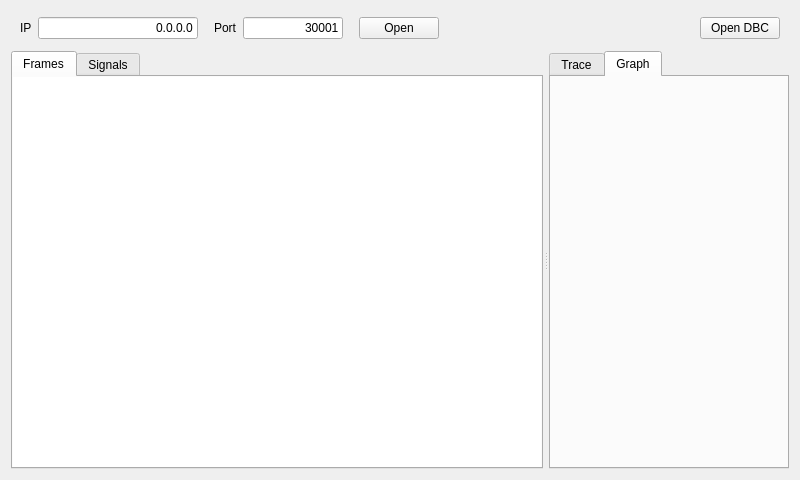
The window that ui/mainwindow.ui (mwkpe/tincan) describes before a commit, drawn with Qt 5.
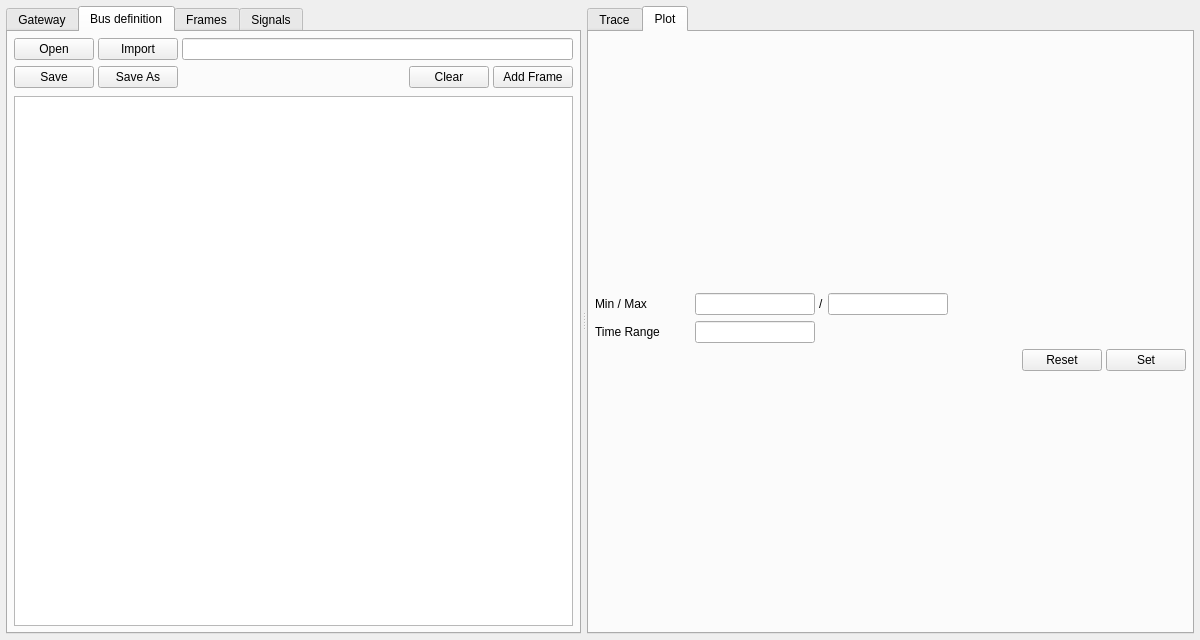
The same window after the commit. The open tabs and pages were chosen to show the change.

What changed in the file:
```diff
--- a/ui/mainwindow.ui
+++ b/ui/mainwindow.ui
@@ -6,8 +6,8 @@
    <rect>
     <x>0</x>
     <y>0</y>
-    <width>800</width>
-    <height>480</height>
+    <width>1200</width>
+    <height>640</height>
    </rect>
   </property>
   <property name="windowTitle">
@@ -16,129 +16,20 @@
   <widget class="QWidget" name="centralWidget">
    <layout class="QVBoxLayout" name="verticalLayout">
     <property name="spacing">
+     <number>4</number>
+    </property>
+    <property name="leftMargin">
      <number>6</number>
     </property>
-    <item>
-     <layout class="QHBoxLayout" name="horizontalLayout">
-      <property name="leftMargin">
-       <number>9</number>
-      </property>
-      <property name="topMargin">
-       <number>6</number>
-      </property>
-      <property name="rightMargin">
-       <number>9</number>
-      </property>
-      <property name="bottomMargin">
-       <number>6</number>
-      </property>
-      <item>
-       <widget class="QLabel" name="labelIp">
-        <property name="text">
-         <string>IP</string>
-        </property>
-       </widget>
-      </item>
-      <item>
-       <widget class="QLineEdit" name="lineIp">
-        <property name="maximumSize">
-         <size>
-          <width>160</width>
-          <height>16777215</height>
-         </size>
-        </property>
-        <property name="text">
-         <string>0.0.0.0</string>
-        </property>
-        <property name="alignment">
-         <set>Qt::AlignRight|Qt::AlignTrailing|Qt::AlignVCenter</set>
-        </property>
-       </widget>
-      </item>
-      <item>
-       <spacer name="horizontalSpacer_2">
-        <property name="orientation">
-         <enum>Qt::Horizontal</enum>
-        </property>
-        <property name="sizeType">
-         <enum>QSizePolicy::Fixed</enum>
-        </property>
-        <property name="sizeHint" stdset="0">
-         <size>
-          <width>10</width>
-          <height>20</height>
-         </size>
-        </property>
-       </spacer>
-      </item>
-      <item>
-       <widget class="QLabel" name="labelPort">
-        <property name="text">
-         <string>Port</string>
-        </property>
-       </widget>
-      </item>
-      <item>
-       <widget class="QLineEdit" name="linePort">
-        <property name="maximumSize">
-         <size>
-          <width>100</width>
-          <height>16777215</height>
-         </size>
-        </property>
-        <property name="text">
-         <string>30001</string>
-        </property>
-        <property name="alignment">
-         <set>Qt::AlignRight|Qt::AlignTrailing|Qt::AlignVCenter</set>
-        </property>
-       </widget>
-      </item>
-      <item>
-       <spacer name="horizontalSpacer_3">
-        <property name="orientation">
-         <enum>Qt::Horizontal</enum>
-        </property>
-        <property name="sizeType">
-         <enum>QSizePolicy::Fixed</enum>
-        </property>
-        <property name="sizeHint" stdset="0">
-         <size>
-          <width>10</width>
-          <height>20</height>
-         </size>
-        </property>
-       </spacer>
-      </item>
-      <item>
-       <widget class="QPushButton" name="pushOpenClose">
-        <property name="text">
-         <string>Open</string>
-        </property>
-       </widget>
-      </item>
-      <item>
-       <spacer name="horizontalSpacer">
-        <property name="orientation">
-         <enum>Qt::Horizontal</enum>
-        </property>
-        <property name="sizeHint" stdset="0">
-         <size>
-          <width>40</width>
-          <height>20</height>
-         </size>
-        </property>
-       </spacer>
-      </item>
-      <item>
-       <widget class="QPushButton" name="pushLoadDbc">
-        <property name="text">
-         <string>Open DBC</string>
-        </property>
-       </widget>
-      </item>
-     </layout>
-    </item>
+    <property name="topMargin">
+     <number>6</number>
+    </property>
+    <property name="rightMargin">
+     <number>6</number>
+    </property>
+    <property name="bottomMargin">
+     <number>6</number>
+    </property>
     <item>
      <widget class="QSplitter" name="splitter">
       <property name="sizePolicy">
@@ -170,35 +61,344 @@
         </sizepolicy>
        </property>
        <property name="currentIndex">
-        <number>0</number>
+        <number>1</number>
        </property>
+       <widget class="QWidget" name="tabGateway">
+        <attribute name="title">
+         <string>Gateway</string>
+        </attribute>
+        <layout class="QVBoxLayout" name="verticalLayout_7">
+         <property name="spacing">
+          <number>4</number>
+         </property>
+         <property name="leftMargin">
+          <number>6</number>
+         </property>
+         <property name="topMargin">
+          <number>6</number>
+         </property>
+         <property name="rightMargin">
+          <number>6</number>
+         </property>
+         <property name="bottomMargin">
+          <number>6</number>
+         </property>
+         <item>
+          <layout class="QHBoxLayout" name="horizontalLayout">
+           <property name="spacing">
+            <number>4</number>
+           </property>
+           <property name="leftMargin">
+            <number>0</number>
+           </property>
+           <property name="topMargin">
+            <number>0</number>
+           </property>
+           <property name="rightMargin">
+            <number>0</number>
+           </property>
+           <property name="bottomMargin">
+            <number>0</number>
+           </property>
+           <item>
+            <widget class="QLabel" name="labelIp">
+             <property name="minimumSize">
+              <size>
+               <width>48</width>
+               <height>0</height>
+              </size>
+             </property>
+             <property name="text">
+              <string>IP</string>
+             </property>
+            </widget>
+           </item>
+           <item>
+            <widget class="QLineEdit" name="lineIp">
+             <property name="minimumSize">
+              <size>
+               <width>160</width>
+               <height>0</height>
+              </size>
+             </property>
+             <property name="maximumSize">
+              <size>
+               <width>160</width>
+               <height>16777215</height>
+              </size>
+             </property>
+             <property name="text">
+              <string>0.0.0.0</string>
+             </property>
+             <property name="alignment">
+              <set>Qt::AlignRight|Qt::AlignTrailing|Qt::AlignVCenter</set>
+             </property>
+            </widget>
+           </item>
+           <item>
+            <spacer name="horizontalSpacer_3">
+             <property name="orientation">
+              <enum>Qt::Horizontal</enum>
+             </property>
+             <property name="sizeType">
+              <enum>QSizePolicy::Fixed</enum>
+             </property>
+             <property name="sizeHint" stdset="0">
+              <size>
+               <width>20</width>
+               <height>20</height>
+              </size>
+             </property>
+            </spacer>
+           </item>
+           <item>
+            <widget class="QPushButton" name="pushOpenClose">
+             <property name="text">
+              <string>Open</string>
+             </property>
+            </widget>
+           </item>
+           <item>
+            <spacer name="horizontalSpacer">
+             <property name="orientation">
+              <enum>Qt::Horizontal</enum>
+             </property>
+             <property name="sizeHint" stdset="0">
+              <size>
+               <width>40</width>
+               <height>20</height>
+              </size>
+             </property>
+            </spacer>
+           </item>
+          </layout>
+         </item>
+         <item>
+          <layout class="QHBoxLayout" name="horizontalLayout_5">
+           <property name="spacing">
+            <number>4</number>
+           </property>
+           <item>
+            <widget class="QLabel" name="labelPort">
+             <property name="minimumSize">
+              <size>
+               <width>48</width>
+               <height>0</height>
+              </size>
+             </property>
+             <property name="text">
+              <string>Port</string>
+             </property>
+            </widget>
+           </item>
+           <item>
+            <widget class="QLineEdit" name="linePort">
+             <property name="minimumSize">
+              <size>
+               <width>100</width>
+               <height>0</height>
+              </size>
+             </property>
+             <property name="maximumSize">
+              <size>
+               <width>100</width>
+               <height>16777215</height>
+              </size>
+             </property>
+             <property name="text">
+              <string>30001</string>
+             </property>
+             <property name="alignment">
+              <set>Qt::AlignRight|Qt::AlignTrailing|Qt::AlignVCenter</set>
+             </property>
+            </widget>
+           </item>
+           <item>
+            <spacer name="horizontalSpacer_5">
+             <property name="orientation">
+              <enum>Qt::Horizontal</enum>
+             </property>
+             <property name="sizeHint" stdset="0">
+              <size>
+               <width>40</width>
+               <height>20</height>
+              </size>
+             </property>
+            </spacer>
+           </item>
+          </layout>
+         </item>
+         <item>
+          <spacer name="verticalSpacer">
+           <property name="orientation">
+            <enum>Qt::Vertical</enum>
+           </property>
+           <property name="sizeHint" stdset="0">
+            <size>
+             <width>20</width>
+             <height>40</height>
+            </size>
+           </property>
+          </spacer>
+         </item>
+        </layout>
+       </widget>
+       <widget class="QWidget" name="tabBusdef">
+        <attribute name="title">
+         <string>Bus definition</string>
+        </attribute>
+        <layout class="QVBoxLayout" name="verticalLayout_6">
+         <property name="spacing">
+          <number>6</number>
+         </property>
+         <property name="leftMargin">
+          <number>6</number>
+         </property>
+         <property name="topMargin">
+          <number>6</number>
+         </property>
+         <property name="rightMargin">
+          <number>6</number>
+         </property>
+         <property name="bottomMargin">
+          <number>6</number>
+         </property>
+         <item>
+          <layout class="QHBoxLayout" name="horizontalLayout_6">
+           <property name="spacing">
+            <number>4</number>
+           </property>
+           <item>
+            <widget class="QPushButton" name="pushOpenBusDef">
+             <property name="minimumSize">
+              <size>
+               <width>0</width>
+               <height>0</height>
+              </size>
+             </property>
+             <property name="text">
+              <string>Open</string>
+             </property>
+            </widget>
+           </item>
+           <item>
+            <widget class="QPushButton" name="pushImportBusDef">
+             <property name="text">
+              <string>Import</string>
+             </property>
+            </widget>
+           </item>
+           <item>
+            <widget class="QLineEdit" name="lineBusDefFile">
+             <property name="readOnly">
+              <bool>true</bool>
+             </property>
+            </widget>
+           </item>
+          </layout>
+         </item>
+         <item>
+          <layout class="QHBoxLayout" name="horizontalLayout_7">
+           <property name="spacing">
+            <number>4</number>
+           </property>
+           <item>
+            <widget class="QPushButton" name="pushSaveBusDef">
+             <property name="text">
+              <string>Save</string>
+             </property>
+            </widget>
+           </item>
+           <item>
+            <widget class="QPushButton" name="pushSaveAsBusDef">
+             <property name="text">
+              <string>Save As</string>
+             </property>
+            </widget>
+           </item>
+           <item>
+            <spacer name="horizontalSpacer_2">
+             <property name="orientation">
+              <enum>Qt::Horizontal</enum>
+             </property>
+             <property name="sizeHint" stdset="0">
+              <size>
+               <width>40</width>
+               <height>20</height>
+              </size>
+             </property>
+            </spacer>
+           </item>
+           <item>
+            <widget class="QPushButton" name="pushClearBusDef">
+             <property name="text">
+              <string>Clear</string>
+             </property>
+            </widget>
+           </item>
+           <item>
+            <widget class="QPushButton" name="pushAddBusDefFrame">
+             <property name="text">
+              <string>Add Frame</string>
+             </property>
+            </widget>
+           </item>
+          </layout>
+         </item>
+         <item>
+          <spacer name="verticalSpacer_2">
+           <property name="orientation">
+            <enum>Qt::Vertical</enum>
+           </property>
+           <property name="sizeType">
+            <enum>QSizePolicy::Fixed</enum>
+           </property>
+           <property name="sizeHint" stdset="0">
+            <size>
+             <width>20</width>
+             <height>2</height>
+            </size>
+           </property>
+          </spacer>
+         </item>
+         <item>
+          <widget class="QTreeView" name="treeViewBusDef"/>
+         </item>
+        </layout>
+       </widget>
        <widget class="QWidget" name="tabFrames">
         <attribute name="title">
          <string>Frames</string>
         </attribute>
         <layout class="QVBoxLayout" name="verticalLayout_2">
          <property name="spacing">
-          <number>0</number>
+          <number>4</number>
          </property>
          <property name="leftMargin">
-          <number>0</number>
+          <number>6</number>
          </property>
          <property name="topMargin">
-          <number>0</number>
+          <number>6</number>
          </property>
          <property name="rightMargin">
-          <number>0</number>
+          <number>6</number>
          </property>
          <property name="bottomMargin">
-          <number>0</number>
+          <number>6</number>
          </property>
          <item>
           <widget class="QTreeView" name="treeViewFrames">
+           <property name="minimumSize">
+            <size>
+             <width>0</width>
+             <height>0</height>
+            </size>
+           </property>
            <property name="frameShape">
-            <enum>QFrame::NoFrame</enum>
+            <enum>QFrame::StyledPanel</enum>
            </property>
            <attribute name="headerVisible">
-            <bool>true</bool>
+            <bool>false</bool>
            </attribute>
           </widget>
          </item>
@@ -245,8 +445,232 @@
        </widget>
        <widget class="QWidget" name="tab_2">
         <attribute name="title">
-         <string>Graph</string>
+         <string>Plot</string>
         </attribute>
+        <layout class="QVBoxLayout" name="verticalChartLayout">
+         <property name="spacing">
+          <number>4</number>
+         </property>
+         <property name="leftMargin">
+          <number>6</number>
+         </property>
+         <property name="topMargin">
+          <number>6</number>
+         </property>
+         <property name="rightMargin">
+          <number>6</number>
+         </property>
+         <property name="bottomMargin">
+          <number>6</number>
+         </property>
+         <item>
+          <layout class="QVBoxLayout" name="verticalLayout_5">
+           <property name="spacing">
+            <number>6</number>
+           </property>
+           <property name="leftMargin">
+            <number>0</number>
+           </property>
+           <property name="topMargin">
+            <number>0</number>
+           </property>
+           <property name="rightMargin">
+            <number>0</number>
+           </property>
+           <property name="bottomMargin">
+            <number>0</number>
+           </property>
+           <item>
+            <layout class="QHBoxLayout" name="horizontalLayout_3">
+             <property name="spacing">
+              <number>4</number>
+             </property>
+             <item>
+              <widget class="QLabel" name="label">
+               <property name="minimumSize">
+                <size>
+                 <width>96</width>
+                 <height>0</height>
+                </size>
+               </property>
+               <property name="maximumSize">
+                <size>
+                 <width>80</width>
+                 <height>16777215</height>
+                </size>
+               </property>
+               <property name="text">
+                <string>Min / Max</string>
+               </property>
+              </widget>
+             </item>
+             <item>
+              <widget class="QLineEdit" name="lineEdit">
+               <property name="minimumSize">
+                <size>
+                 <width>120</width>
+                 <height>0</height>
+                </size>
+               </property>
+               <property name="maximumSize">
+                <size>
+                 <width>120</width>
+                 <height>16777215</height>
+                </size>
+               </property>
+               <property name="alignment">
+                <set>Qt::AlignRight|Qt::AlignTrailing|Qt::AlignVCenter</set>
+               </property>
+              </widget>
+             </item>
+             <item>
+              <widget class="QLabel" name="label_3">
+               <property name="text">
+                <string>/</string>
+               </property>
+              </widget>
+             </item>
+             <item>
+              <widget class="QLineEdit" name="lineEdit_2">
+               <property name="minimumSize">
+                <size>
+                 <width>120</width>
+                 <height>0</height>
+                </size>
+               </property>
+               <property name="maximumSize">
+                <size>
+                 <width>120</width>
+                 <height>16777215</height>
+                </size>
+               </property>
+               <property name="alignment">
+                <set>Qt::AlignRight|Qt::AlignTrailing|Qt::AlignVCenter</set>
+               </property>
+              </widget>
+             </item>
+             <item>
+              <spacer name="horizontalSpacer_7">
+               <property name="orientation">
+                <enum>Qt::Horizontal</enum>
+               </property>
+               <property name="sizeHint" stdset="0">
+                <size>
+                 <width>40</width>
+                 <height>20</height>
+                </size>
+               </property>
+              </spacer>
+             </item>
+            </layout>
+           </item>
+           <item>
+            <layout class="QHBoxLayout" name="horizontalLayout_4">
+             <property name="spacing">
+              <number>4</number>
+             </property>
+             <item>
+              <widget class="QLabel" name="label_2">
+               <property name="minimumSize">
+                <size>
+                 <width>96</width>
+                 <height>0</height>
+                </size>
+               </property>
+               <property name="maximumSize">
+                <size>
+                 <width>80</width>
+                 <height>16777215</height>
+                </size>
+               </property>
+               <property name="text">
+                <string>Time Range</string>
+               </property>
+              </widget>
+             </item>
+             <item>
+              <widget class="QLineEdit" name="lineEdit_3">
+               <property name="minimumSize">
+                <size>
+                 <width>120</width>
+                 <height>0</height>
+                </size>
+               </property>
+               <property name="maximumSize">
+                <size>
+                 <width>120</width>
+                 <height>16777215</height>
+                </size>
+               </property>
+               <property name="alignment">
+                <set>Qt::AlignRight|Qt::AlignTrailing|Qt::AlignVCenter</set>
+               </property>
+              </widget>
+             </item>
+             <item>
+              <spacer name="horizontalSpacer_6">
+               <property name="orientation">
+                <enum>Qt::Horizontal</enum>
+               </property>
+               <property name="sizeHint" stdset="0">
+                <size>
+                 <width>40</width>
+                 <height>20</height>
+                </size>
+               </property>
+              </spacer>
+             </item>
+            </layout>
+           </item>
+           <item>
+            <layout class="QHBoxLayout" name="horizontalLayout_2">
+             <property name="spacing">
+              <number>4</number>
+             </property>
+             <property name="leftMargin">
+              <number>0</number>
+             </property>
+             <property name="topMargin">
+              <number>0</number>
+             </property>
+             <property name="rightMargin">
+              <number>0</number>
+             </property>
+             <property name="bottomMargin">
+              <number>0</number>
+             </property>
+             <item>
+              <spacer name="horizontalSpacer_4">
+               <property name="orientation">
+                <enum>Qt::Horizontal</enum>
+               </property>
+               <property name="sizeHint" stdset="0">
+                <size>
+                 <width>40</width>
+                 <height>20</height>
+                </size>
+               </property>
+              </spacer>
+             </item>
+             <item>
+              <widget class="QPushButton" name="pushButton">
+               <property name="text">
+                <string>Reset</string>
+               </property>
+              </widget>
+             </item>
+             <item>
+              <widget class="QPushButton" name="pushButton_2">
+               <property name="text">
+                <string>Set</string>
+               </property>
+              </widget>
+             </item>
+            </layout>
+           </item>
+          </layout>
+         </item>
+        </layout>
        </widget>
       </widget>
      </widget>
```
Left out of the diff: 27 changed lines with no effect on the pictures.
